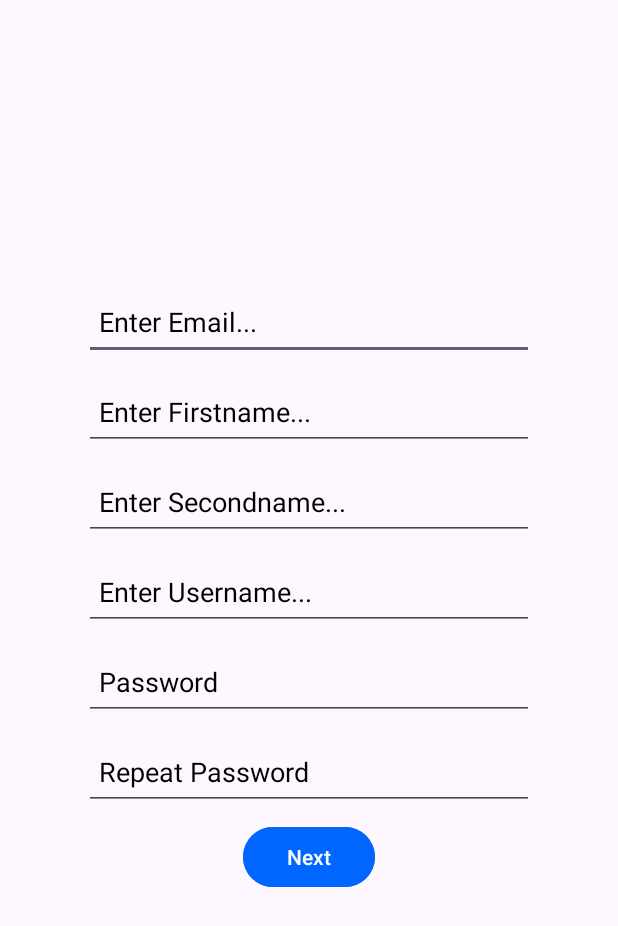
After one commit to AntoniPD/android-course, an Android app: the UserInformationActivity screen opened directly, with no data from a screen before it, on a phone screen of 412 x 824 dp. The commit adds this screen. Shown: the top 926 px of the screen. Run offline under Robolectric (Android 15) with nearby library versions, the phone set to English and light mode, and no system bars.

Commit message:
Lesson 4 - work in class

```diff
--- a/android_lesson_3/app/build.gradle.kts
+++ b/android_lesson_3/app/build.gradle.kts
@@ -26,8 +26,8 @@ android {
         }
     }
     compileOptions {
-        sourceCompatibility = JavaVersion.VERSION_1_8
-        targetCompatibility = JavaVersion.VERSION_1_8
+        sourceCompatibility = JavaVersion.VERSION_17
+        targetCompatibility = JavaVersion.VERSION_17
     }
 }
 
@@ -36,6 +36,8 @@ dependencies {
     implementation("androidx.appcompat:appcompat:1.6.1")
     implementation("com.google.android.material:material:1.10.0")
     implementation("androidx.constraintlayout:constraintlayout:2.1.4")
+    implementation("com.google.code.gson:gson:2.10.1")
+
     testImplementation("junit:junit:4.13.2")
     androidTestImplementation("androidx.test.ext:junit:1.1.5")
     androidTestImplementation("androidx.test.espresso:espresso-core:3.5.1")
--- a/android_lesson_3/app/src/main/AndroidManifest.xml
+++ b/android_lesson_3/app/src/main/AndroidManifest.xml
@@ -13,6 +13,12 @@
         android:theme="@style/Theme.Android_lesson_3"
         tools:targetApi="31">
         <activity
+            android:name=".ActivityTwo"
+            android:exported="false" />
+        <activity
+            android:name=".UserInformationActivity"
+            android:exported="true" />
+        <activity
             android:name=".MainActivity"
             android:exported="true">
             <intent-filter>
--- /dev/null
+++ b/android_lesson_3/app/src/main/java/com/example/android_lesson_3/UserInformationActivity.java
@@ -0,0 +1,24 @@
+package com.example.android_lesson_3;
+
+import androidx.appcompat.app.AppCompatActivity;
+
+import android.content.Intent;
+import android.os.Bundle;
+import android.widget.EditText;
+
+public class UserInformationActivity extends AppCompatActivity {
+
+    @Override
+    protected void onCreate(Bundle savedInstanceState) {
+        super.onCreate(savedInstanceState);
+        setContentView(R.layout.activity_user_information);
+
+        getIntent().getStringExtra("username");
+//        Bundle bundle = intent.getExtras();
+//        String username = bundle.getString("username");
+//        System.out.println(intent);
+//        System.out.println(username);
+        EditText editText = findViewById(R.id.enterUsername);
+//        editText.setText(username);
+    }
+}
--- /dev/null
+++ b/android_lesson_3/app/src/main/res/layout/activity_user_information.xml
@@ -0,0 +1,113 @@
+<?xml version="1.0" encoding="utf-8"?>
+<androidx.constraintlayout.widget.ConstraintLayout xmlns:android="http://schemas.android.com/apk/res/android"
+    xmlns:app="http://schemas.android.com/apk/res-auto"
+    xmlns:tools="http://schemas.android.com/tools"
+    android:layout_width="match_parent"
+    android:layout_height="match_parent"
+    tools:context=".UserInformationActivity">
+
+
+    <LinearLayout
+        android:layout_width="wrap_content"
+        android:layout_height="wrap_content"
+        android:layout_marginTop="180dp"
+        android:orientation="vertical"
+        app:layout_constraintEnd_toEndOf="parent"
+        app:layout_constraintHorizontal_bias="0.5"
+        app:layout_constraintStart_toStartOf="parent"
+        app:layout_constraintTop_toTopOf="parent"
+        tools:ignore="MissingConstraints">
+
+
+        <com.google.android.material.textfield.TextInputEditText
+            android:id="@+id/enterEmail"
+            android:layout_width="match_parent"
+            android:layout_height="50dp"
+            android:layout_marginTop="10dp"
+            android:hint="Enter Email..."
+            android:paddingLeft="10dp"
+            android:textColor="@color/black"
+            android:textColorHint="@color/black"
+            tools:ignore="MissingConstraints" />
+
+        <com.google.android.material.textfield.TextInputEditText
+            android:id="@+id/firstName"
+            android:layout_width="match_parent"
+            android:layout_height="50dp"
+            android:layout_marginTop="10dp"
+            android:hint="Enter Firstname..."
+            android:paddingLeft="10dp"
+            android:textColor="@color/black"
+            android:textColorHint="@color/black" />
+
+        <com.google.android.material.textfield.TextInputEditText
+            android:id="@+id/secondName"
+            android:layout_width="match_parent"
+            android:layout_height="50dp"
+            android:layout_marginTop="10dp"
+            android:hint="Enter Secondname..."
+            android:paddingLeft="10dp"
+            android:textColor="@color/black"
+            android:textColorHint="@color/black" />
+
+        <com.google.android.material.textfield.TextInputEditText
+            android:id="@+id/enterUsername"
+            android:layout_width="match_parent"
+            android:layout_height="50dp"
+            android:layout_marginTop="10dp"
+            android:hint="Enter Username..."
+            android:paddingLeft="10dp"
+            android:textColor="@color/black"
+            android:textColorHint="@color/black" />
+
+        <EditText
+            android:id="@+id/enterPassword"
+            android:layout_width="300dp"
+            android:layout_height="50dp"
+            android:layout_marginTop="10dp"
+            android:ems="10"
+            android:hint="Password"
+            android:inputType="textPassword"
+            android:paddingLeft="10dp"
+            android:textColor="@color/black"
+            android:textColorHint="@color/black"
+            tools:ignore="MissingConstraints" />
+
+        <EditText
+            android:id="@+id/enterPasswordReapeat"
+            android:layout_width="300dp"
+            android:layout_height="50dp"
+            android:layout_marginTop="10dp"
+            android:ems="10"
+            android:hint="Repeat Password"
+            android:inputType="textPassword"
+            android:paddingLeft="10dp"
+            android:textColor="@color/black"
+            android:textColorHint="@color/black"
+            tools:ignore="MissingConstraints" />
+
+
+    </LinearLayout>
+
+    <LinearLayout
+        android:layout_width="wrap_content"
+        android:layout_height="wrap_content"
+        android:layout_marginTop="547dp"
+        app:layout_constraintEnd_toEndOf="parent"
+        app:layout_constraintHorizontal_bias="0.5"
+        app:layout_constraintStart_toStartOf="parent"
+        app:layout_constraintTop_toTopOf="parent">
+
+        <Button
+            android:layout_width="wrap_content"
+            android:layout_height="wrap_content"
+            android:backgroundTint="#0066ff"
+            android:text="Next"
+            android:textColor="@color/white">
+
+        </Button>
+
+
+    </LinearLayout>
+
+</androidx.constraintlayout.widget.ConstraintLayout>
```
Also changed, not shown: android_lesson_3/app/src/main/java/com/example/android_lesson_3/ActivityTwo.java (added, +26 -0 lines), android_lesson_3/app/src/main/java/com/example/android_lesson_3/MainActivity.java (+82 -0 lines), android_lesson_3/app/src/main/res/layout/activity_order.xml (added, +7 -0 lines), android_lesson_3/app/src/main/res/layout/activity_two.xml (added, +17 -0 lines).
